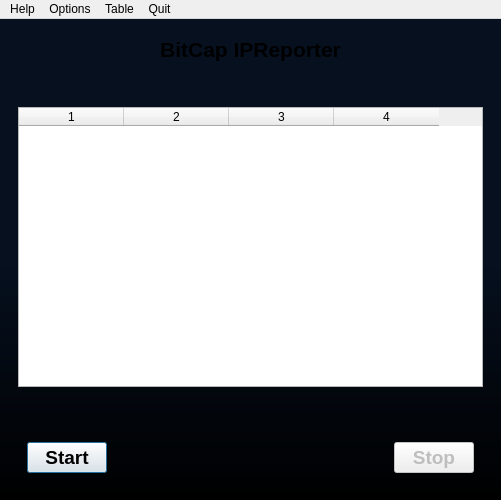
bitcap-co/bitcap-ipr, file src/ui/MainWindow.ui: the form before one commit.
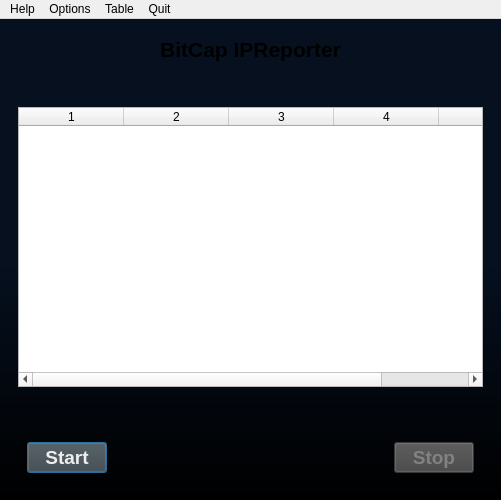
The form after the commit. The open tabs and pages were chosen to show the change.

Commit message: style buttons

The edit to the form file:
```diff
--- a/src/ui/MainWindow.ui
+++ b/src/ui/MainWindow.ui
@@ -16,7 +16,27 @@
   <property name="styleSheet">
    <string notr="true">QWidget[StyleClass=&quot;setText&quot;] {
 	color: rgb(238, 238, 238);
-}</string>
+}
+
+QPushButton {
+  background-color: #414141;
+  color: #EEEEEE;
+}
+
+QPushButton:disabled {
+  background-color: #434343;
+  color: #828282;
+}
+
+QPushButton:pressed {
+  background-color: #60798B;
+}
+
+QDialogButtonBox QPushButton {
+  /* Issue #194 #248 - Special case of QPushButton inside dialogs, for better UI */
+  min-width: 80px;
+}
+</string>
   </property>
   <widget class="QWidget" name="centralwidget">
    <property name="styleSheet">
@@ -103,7 +123,7 @@
             <bool>true</bool>
            </property>
            <property name="columnCount">
-            <number>4</number>
+            <number>5</number>
            </property>
            <attribute name="horizontalHeaderDefaultSectionSize">
             <number>105</number>
@@ -112,6 +132,7 @@
            <column/>
            <column/>
            <column/>
+           <column/>
           </widget>
          </widget>
          <widget class="QWidget" name="iprLogo">
```
Left out of the diff: 3 changed lines with no effect on the pictures. The commit also changes 1 other file.
